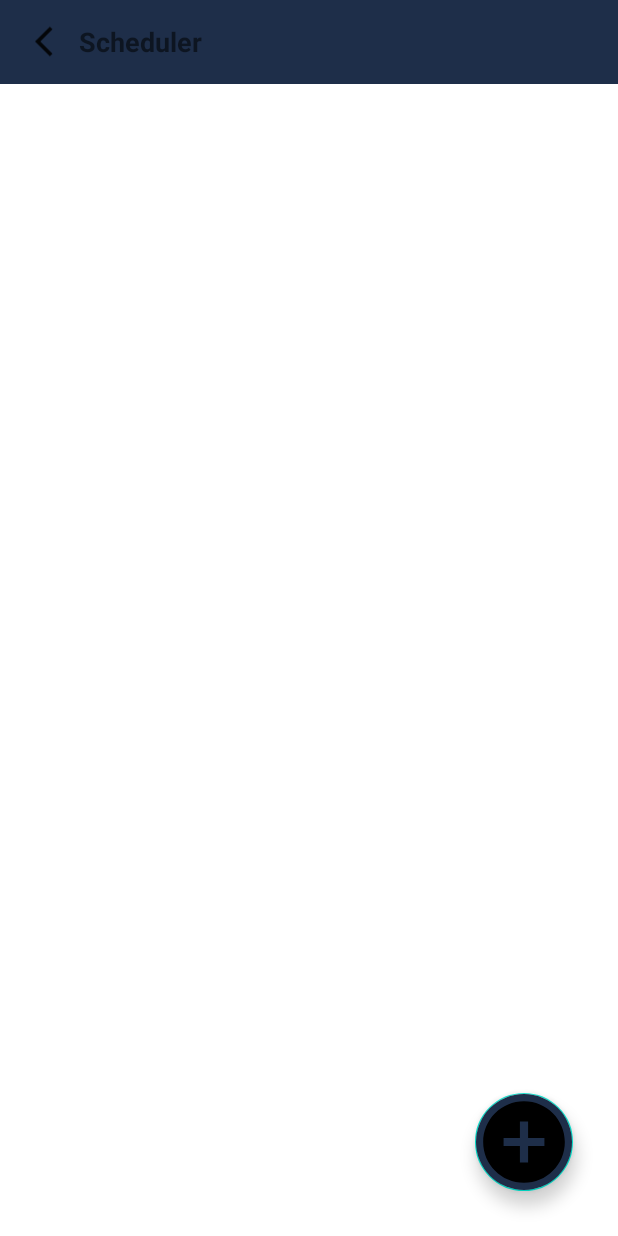
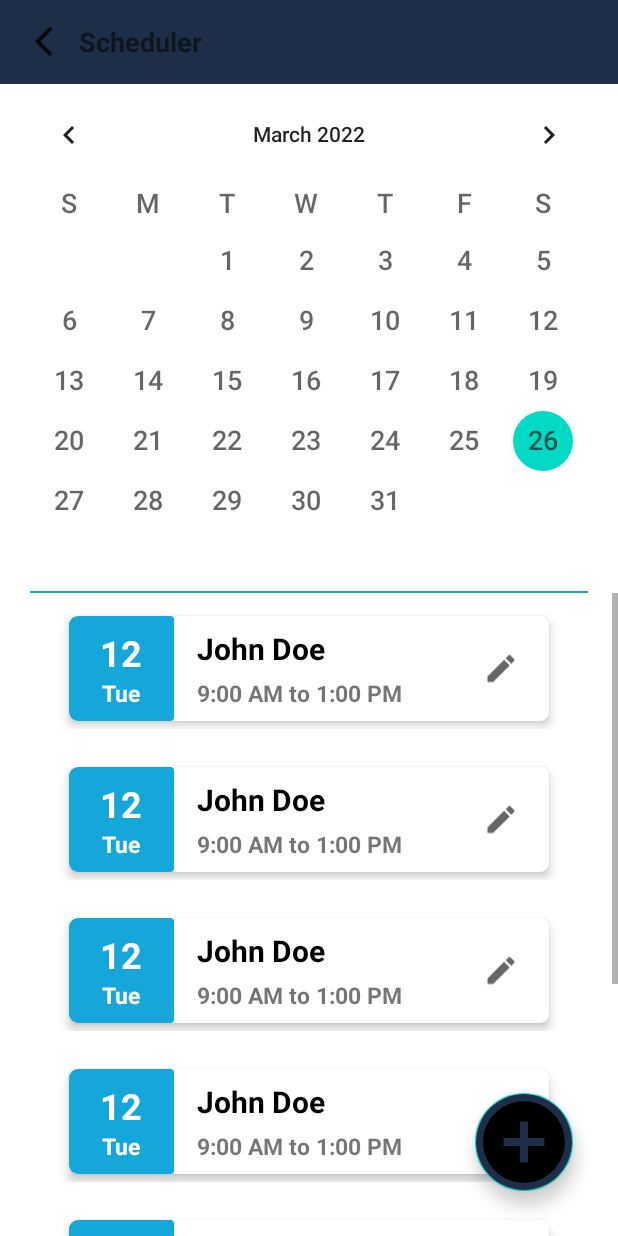
Before and after one commit to appcrafters-dev/RotaManager, an Android app: the AdminScheduler screen opened directly, with no data from a screen before it, on a phone screen of 412 x 824 dp. Run offline under Robolectric (Android 15) with nearby library versions, the phone set to English and light mode, and no system bars; our stand-ins replace Picasso; pictures from the network do not load.

Commit message:
Added calender to Scheduler Activity ✅

```diff
--- a/app/src/main/java/com/deeppatel/rotamanager/admin/AdminScheduler.java
+++ b/app/src/main/java/com/deeppatel/rotamanager/admin/AdminScheduler.java
@@ -1,16 +1,27 @@
 package com.deeppatel.rotamanager.admin;
 
+import androidx.annotation.NonNull;
 import androidx.appcompat.app.AppCompatActivity;
+import androidx.recyclerview.widget.LinearLayoutManager;
+import androidx.recyclerview.widget.RecyclerView;
+
 import com.deeppatel.rotamanager.R;
+import com.deeppatel.rotamanager.helpers.MemberTimetableAdapter;
+import com.deeppatel.rotamanager.helpers.MemberTimetableModel;
 import com.deeppatel.rotamanager.helpers.RedirectToActivity;
+import com.deeppatel.rotamanager.helpers.TimeEntryListAdapter;
+import com.deeppatel.rotamanager.helpers.TimeEntryListModel;
 import com.google.android.material.floatingactionbutton.FloatingActionButton;
 
 import android.os.Bundle;
 import android.view.View;
+import android.widget.CalendarView;
 import android.widget.ImageView;
+import android.widget.TextView;
 
 public class AdminScheduler extends AppCompatActivity {
     private ImageView back;
+    CalendarView calendar;
     private FloatingActionButton mFab;
     @Override
     protected void onCreate(Bundle savedInstanceState) {
@@ -26,11 +37,41 @@ public class AdminScheduler extends AppCompatActivity {
                 new RedirectToActivity().redirectActivityAfterFinish(AdminScheduler.this, NewTimeEntry.class);
             }
         });
+
         back.setOnClickListener(new View.OnClickListener(){
             @Override
             public void onClick(View view){
                 new RedirectToActivity().redirectActivityAfterFinish(AdminScheduler.this, AdminDashboard.class);
             }
         });
+
+        calendar = (CalendarView) findViewById(R.id.calendar);
+        calendar.setOnDateChangeListener(new CalendarView.OnDateChangeListener() {
+            @Override
+            public void onSelectedDayChange(@NonNull CalendarView view,
+                    int year,
+                    int month,
+                    int dayOfMonth)
+            {
+                String Date = dayOfMonth + "-" + (month + 1) + "-" + year;
+//                date_view.setText(Date);
+            }
+        });
+
+        TimeEntryListModel[] myListData = new TimeEntryListModel[]{
+                new TimeEntryListModel("12", "Tue", "12", "John Doe", "9:00 AM to 1:00 PM", "March"),
+                new TimeEntryListModel("12", "Tue", "12", "John Doe", "9:00 AM to 1:00 PM", "March"),
+                new TimeEntryListModel("12", "Tue", "12", "John Doe", "9:00 AM to 1:00 PM", "March"),
+                new TimeEntryListModel("12", "Tue", "12", "John Doe", "9:00 AM to 1:00 PM", "March"),
+                new TimeEntryListModel("12", "Tue", "12", "John Doe", "9:00 AM to 1:00 PM", "March"),
+                new TimeEntryListModel("12", "Tue", "12", "John Doe", "9:00 AM to 1:00 PM", "March"),
+                new TimeEntryListModel("12", "Tue", "12", "John Doe", "9:00 AM to 1:00 PM", "March"),
+        };
+
+        RecyclerView recyclerView = (RecyclerView) findViewById(R.id.recyclerView);
+        TimeEntryListAdapter adapter = new TimeEntryListAdapter(myListData, AdminScheduler.this);
+        recyclerView.setHasFixedSize(true);
+        recyclerView.setLayoutManager(new LinearLayoutManager(AdminScheduler.this));
+        recyclerView.setAdapter(adapter);
     }
 }
--- a/app/src/main/java/com/deeppatel/rotamanager/helpers/MemberTimetableAdapter.java
+++ b/app/src/main/java/com/deeppatel/rotamanager/helpers/MemberTimetableAdapter.java
@@ -14,6 +14,8 @@ import androidx.recyclerview.widget.RecyclerView;
 
 import com.deeppatel.rotamanager.R;
 import com.deeppatel.rotamanager.admin.EditStaffMember;
+import com.deeppatel.rotamanager.admin.TimeChangeRequest;
+import com.deeppatel.rotamanager.members.RequestTimeChangeRequest;
 
 public class MemberTimetableAdapter extends RecyclerView.Adapter<MemberTimetableAdapter.ViewHolder> {
     private MemberTimetableModel[] listdata;
@@ -45,6 +47,7 @@ public class MemberTimetableAdapter extends RecyclerView.Adapter<MemberTimetable
             @Override
             public void onClick(View v) {
                 Log.e("!!!!!!!!!","aaaaaa");
+                new RedirectToActivity().redirectActivityAfterFinish(currentActivity, RequestTimeChangeRequest.class);
             }
         });
     }
--- /dev/null
+++ b/app/src/main/java/com/deeppatel/rotamanager/helpers/TimeEntryListAdapter.java
@@ -0,0 +1,73 @@
+package com.deeppatel.rotamanager.helpers;
+
+import android.app.Activity;
+import android.util.Log;
+import android.view.LayoutInflater;
+import android.view.View;
+import android.view.ViewGroup;
+import android.widget.GridLayout;
+import android.widget.ImageView;
+import android.widget.LinearLayout;
+import android.widget.TextView;
+
+import androidx.recyclerview.widget.RecyclerView;
+
+import com.deeppatel.rotamanager.R;
+import com.deeppatel.rotamanager.admin.EditStaffMember;
+import com.squareup.picasso.Picasso;
+
+import java.util.List;
+
+public class TimeEntryListAdapter extends RecyclerView.Adapter<TimeEntryListAdapter.ViewHolder>{
+    private TimeEntryListModel[] listdata;
+    private Activity currentActivity;
+
+    public TimeEntryListAdapter(TimeEntryListModel[] listdata, Activity currentActivity) {
+        this.listdata = listdata;
+        this.currentActivity = currentActivity;
+    }
+    @Override
+    public TimeEntryListAdapter.ViewHolder onCreateViewHolder(ViewGroup parent, int viewType) {
+        LayoutInflater layoutInflater = LayoutInflater.from(parent.getContext());
+        View listItem= layoutInflater.inflate(R.layout.time_entry_list_card, parent, false);
+        TimeEntryListAdapter.ViewHolder viewHolder = new TimeEntryListAdapter.ViewHolder(listItem);
+        return viewHolder;
+    }
+
+    @Override
+    public void onBindViewHolder(TimeEntryListAdapter.ViewHolder holder, int position) {
+        final TimeEntryListModel myListData = listdata[position];
+        holder.name.setText(listdata[position].getName());
+        holder.day.setText(listdata[position].getDay());
+        holder.date.setText(listdata[position].getDate());
+        holder.time.setText(listdata[position].getTime());
+
+        holder.time_entry_list_card.setOnClickListener(new View.OnClickListener() {
+            @Override
+            public void onClick(View view) {
+                Log.d("holder data", "!!!!!!!!!!!!!!!!!!!!!!!!");
+            }
+        });
+    }
+
+
+    @Override
+    public int getItemCount() {
+        return listdata.length;
+    }
+
+    public static class ViewHolder extends RecyclerView.ViewHolder {
+        public TextView name,day,date,time;
+
+        public LinearLayout time_entry_list_card;
+        public ViewHolder(View itemView) {
+            super(itemView);
+            this.name = (TextView) itemView.findViewById(R.id.member_name);
+            this.day = (TextView) itemView.findViewById(R.id.cardDay);
+            this.date = (TextView) itemView.findViewById(R.id.cardDate);
+            this.name = (TextView) itemView.findViewById(R.id.time_entry_list_name);
+            this.time = (TextView) itemView.findViewById(R.id.time_entry_list_time);
+            time_entry_list_card = (LinearLayout) itemView.findViewById(R.id.time_entry_list_card);
+        }
+    }
+}
--- /dev/null
+++ b/app/src/main/java/com/deeppatel/rotamanager/helpers/TimeEntryListModel.java
@@ -0,0 +1,43 @@
+package com.deeppatel.rotamanager.helpers;
+
+public class TimeEntryListModel {
+    public String uid;
+    public String date;
+    public String day;
+    public String name;
+    public String time;
+    public String month;
+
+    public TimeEntryListModel(String uid, String day, String date, String name, String time,String month){
+        this.uid = uid;
+        this.date = date;
+        this.day = day;
+        this.name = name;
+        this.time = time;
+        this.month = month;
+    }
+
+    public String getUid() {
+        return uid;
+    }
+
+    public String getDate() {
+        return date;
+    }
+
+    public String getDay() {
+        return day;
+    }
+
+    public String getName() {
+        return name;
+    }
+
+    public String getTime() {
+        return time;
+    }
+
+    public String getMonth() {
+        return month;
+    }
+}
--- a/app/src/main/java/com/deeppatel/rotamanager/members/MemberRequestsFragment.java
+++ b/app/src/main/java/com/deeppatel/rotamanager/members/MemberRequestsFragment.java
@@ -87,7 +87,7 @@ public class MemberRequestsFragment extends Fragment {
     }
 
     private void updateLabel(){
-        String myFormat="MMMM,yyyy";
+        String myFormat="MMMM, yyyy";
         SimpleDateFormat dateFormat=new SimpleDateFormat(myFormat, Locale.US);
         dateView.setText(dateFormat.format(myCalendar.getTime()));
     }
--- a/app/src/main/java/com/deeppatel/rotamanager/members/MemberScheduleFragment.java
+++ b/app/src/main/java/com/deeppatel/rotamanager/members/MemberScheduleFragment.java
@@ -102,7 +102,7 @@ public class MemberScheduleFragment extends Fragment {
 
 
     private void updateLabel() {
-        String myFormat = "MMMM,yyyy";
+        String myFormat = "MMMM, yyyy";
         SimpleDateFormat dateFormat = new SimpleDateFormat(myFormat, Locale.US);
         dateView.setText(dateFormat.format(myCalendar.getTime()));
     }
--- a/app/src/main/res/layout/activity_admin_scheduler.xml
+++ b/app/src/main/res/layout/activity_admin_scheduler.xml
@@ -34,6 +34,42 @@
             android:textStyle="bold" />
     </androidx.appcompat.widget.Toolbar>
 
+    <LinearLayout
+        android:layout_width="match_parent"
+        android:layout_height="match_parent"
+        android:layout_marginTop="56dp"
+        android:orientation="vertical">
+
+        <CalendarView
+            android:id="@+id/calendar"
+            android:layout_gravity="center|top"
+            android:weekDayTextAppearance="@android:style/TextAppearance.DeviceDefault.Medium"
+            android:dateTextAppearance="@android:style/TextAppearance.DeviceDefault.Medium"
+            android:layout_width="match_parent"
+            android:layout_height="wrap_content">
+        </CalendarView>
+
+        <com.google.android.material.divider.MaterialDivider
+            android:layout_width="match_parent"
+            android:layout_marginHorizontal="20dp"
+            app:dividerColor="@color/light_blue"
+            android:layout_height="wrap_content"/>
+
+        <androidx.recyclerview.widget.RecyclerView
+            android:id="@+id/recyclerView"
+            android:layout_width="match_parent"
+            android:layout_height="wrap_content"
+            android:scrollbars="vertical"
+            android:divider="@color/dark_blue"
+            android:dividerHeight="1px"
+            android:layout_gravity="center_horizontal">
+        </androidx.recyclerview.widget.RecyclerView>
+
+
+    </LinearLayout>
+
+
+
     <com.google.android.material.floatingactionbutton.FloatingActionButton
         android:id="@+id/scheduler_fab"
         android:layout_width="wrap_content"
--- a/app/src/main/res/layout/time_entry_list_card.xml
+++ b/app/src/main/res/layout/time_entry_list_card.xml
@@ -1,9 +1,9 @@
 <?xml version="1.0" encoding="utf-8"?>
 <LinearLayout xmlns:android="http://schemas.android.com/apk/res/android"
     xmlns:app="http://schemas.android.com/apk/res-auto"
-    android:layout_width="wrap_content"
+    android:layout_width="match_parent"
+    android:id="@+id/time_entry_list_card"
     android:gravity="center"
-    android:layout_gravity="center"
     android:layout_marginVertical="10dp"
     android:layout_height="wrap_content"
     android:orientation="vertical">
@@ -11,7 +11,7 @@
     <androidx.cardview.widget.CardView
         android:layout_width="320dp"
         android:layout_height="70dp"
-        app:cardElevation="10dp"
+        app:cardElevation="4dp"
         android:layout_margin="5dp"
         android:layout_gravity="center_horizontal"
         app:cardCornerRadius="6dp">
--- a/app/src/main/res/values/styles.xml
+++ b/app/src/main/res/values/styles.xml
@@ -1,9 +1,9 @@
 <?xml version="1.0" encoding="utf-8"?>
-<resources>
+<resources xmlns:tools="http://schemas.android.com/tools">
     <style name="AppTheme" parent="Theme.MaterialComponents.Light.NoActionBar">
         <!-- Customize your theme here. -->
         <item name="colorPrimary">@color/light_blue</item>
-        <item name="colorPrimaryDark">@color/dark_blue</item>
+        <item name="colorPrimaryDark">@color/light_blue</item>
         <item name="colorAccent">@color/colorAccent</item>
 
         <!-- Add these -->
@@ -19,7 +19,9 @@
     <style name="NoActionBarTheme" parent="Theme.MaterialComponents.DayNight.NoActionBar">
         <!-- Primary brand color. -->
         <!-- Status bar color. -->
-        <!--        <item name="android:statusBarColor" tools:targetApi="l">?attr/colorPrimaryVariant</item>-->
+        <item name="colorPrimary">@color/light_blue</item>
+        <item name="colorPrimaryDark">@color/light_blue</item>
+        <item name="colorAccent">@color/colorAccent</item>
         <!-- Customize your theme here. -->
     </style>
 
@@ -29,6 +31,17 @@
         <item name="android:textColorHint">@color/text_input_stroke</item>
     </style>
 
+    <style name="Widget.MyApp.Toolbar.Solid" parent="Widget.AppCompat.Toolbar">
+        <item name="android:background">@color/colorAccent</item>
+        <item name="android:elevation" tools:ignore="NewApi">4dp</item>
+        <item name="titleTextAppearance">@color/colorAccent</item>
+    </style>
+
+    <style name="ThemeOverlay.MyApp.ActionBar" parent="ThemeOverlay.AppCompat.ActionBar">
+        <!-- Parent theme sets colorControlNormal to textColorPrimary. -->
+        <item name="android:textColorPrimary">@color/colorAccent</item>
+    </style>
+
 
 
 </resources>
```
